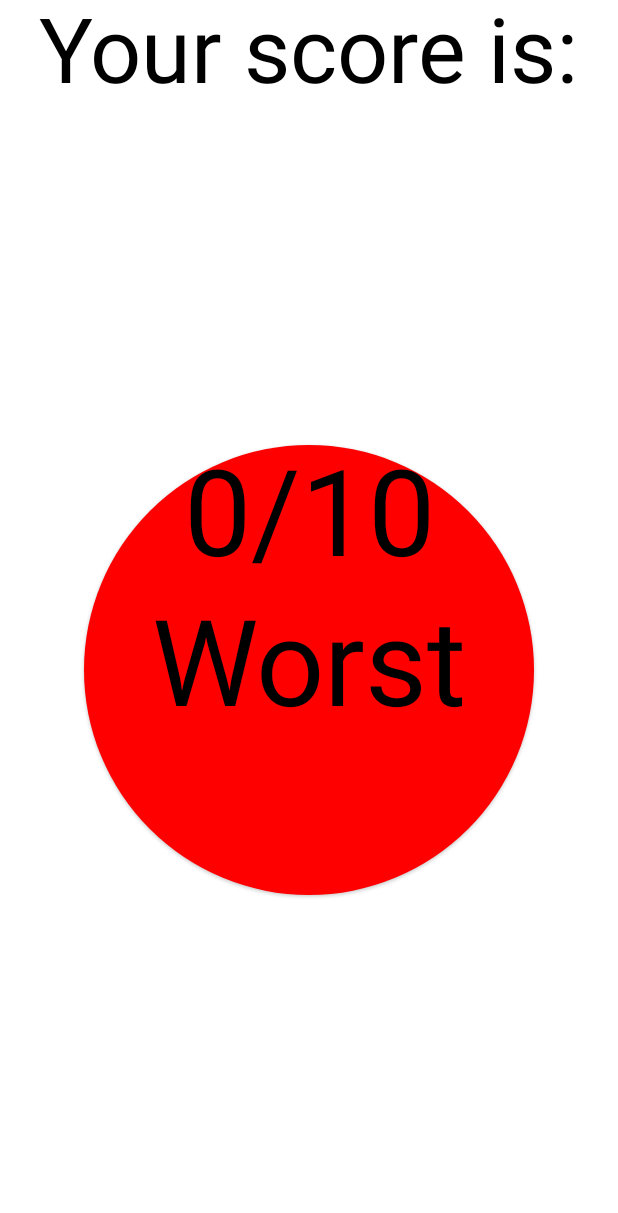
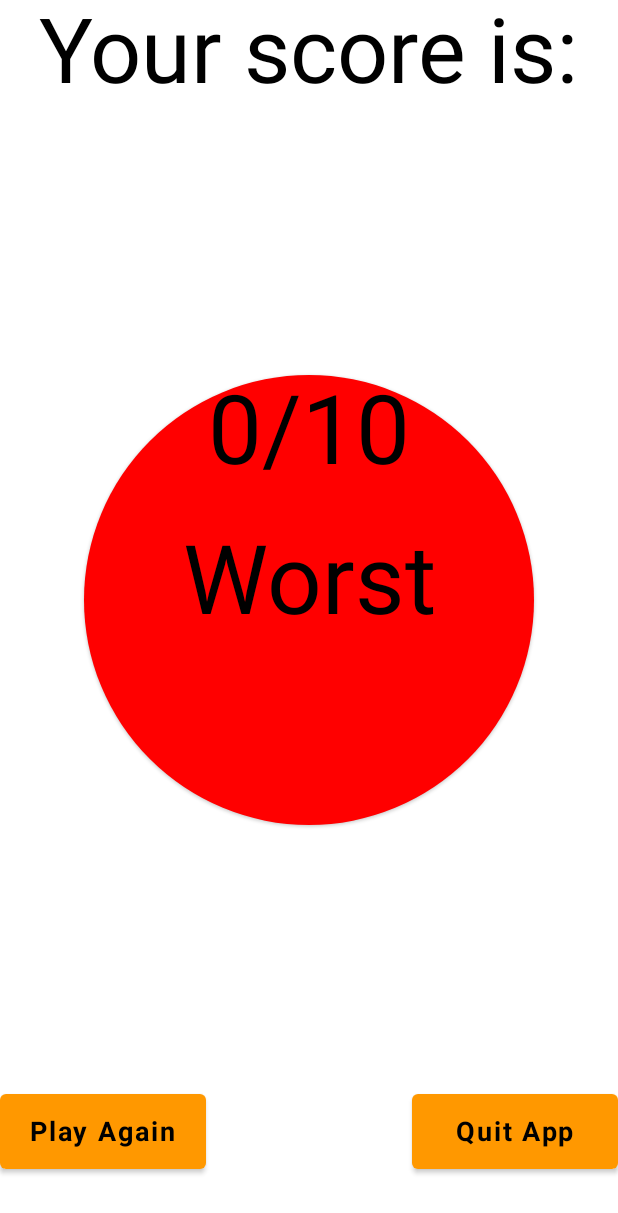
Before and after one commit to idos1234/QuizGame, an Android app built with Jetpack Compose: the @Preview function Finalscorepreview0, on a phone screen of 412 x 824 dp. Shown: the top 1213 px of the screen. Run offline under Robolectric (Android 15) with nearby library versions, the phone set to English and light mode, and no system bars; our stand-ins replace window size class.

Commit message:
Adding "Play again" button and "Quit App" button

```diff
--- a/app/src/main/java/com/example/quizgame/ui/GameScreen.kt
+++ b/app/src/main/java/com/example/quizgame/ui/GameScreen.kt
@@ -13,13 +13,14 @@ import androidx.compose.ui.unit.Dp
 import androidx.compose.ui.unit.TextUnit
 import androidx.compose.ui.unit.dp
 import androidx.compose.ui.unit.sp
+import androidx.lifecycle.viewmodel.compose.viewModel
 import com.example.quizgame.data.questions
 import com.example.quizgame.ui.theme.Secondary
 import com.example.quizgame.ui.theme.background
 import com.example.quizgame.ui.theme.buttonColor
 
 @Composable
-fun GameScreen(AfterTenTimes: () -> Unit, viewModel: QuizViewModel = QuizViewModel(), onCorrectAnswer: () -> Unit, windowSize: WindowWidthSizeClass) {
+fun GameScreen(viewModel: QuizViewModel = viewModel(), AfterTenTimes: () -> Unit, onCorrectAnswer: () -> Unit, windowSize: WindowWidthSizeClass) {
     val textSize: TextUnit = when (windowSize) {
         WindowWidthSizeClass.Compact -> 30.sp
         WindowWidthSizeClass.Medium -> 50.sp
@@ -82,6 +83,7 @@ fun GameScreen(AfterTenTimes: () -> Unit, viewModel: QuizViewModel = QuizViewMod
                             onCorrectAnswer()
                             countWords++
                             if (countWords == 10) {
+                                viewModel.usedWords = mutableListOf()
                                 AfterTenTimes()
                             } else {
                                 randomQuestion = viewModel.makeRandomQuestion(randomQuestion)
@@ -95,6 +97,7 @@ fun GameScreen(AfterTenTimes: () -> Unit, viewModel: QuizViewModel = QuizViewMod
                         } else {
                             countWords++
                             if (countWords == 10) {
+                                viewModel.usedWords = mutableListOf()
                                 AfterTenTimes()
                             } else {
                                 randomQuestion = viewModel.makeRandomQuestion(randomQuestion)
@@ -103,6 +106,7 @@ fun GameScreen(AfterTenTimes: () -> Unit, viewModel: QuizViewModel = QuizViewMod
                                 answer3 = randomQuestion.answer3
                                 answer4 = randomQuestion.answer4
                                 options = listOf(answer1, answer2, answer3, answer4)
+
                             }
                         }
                     },
--- a/app/src/main/java/com/example/quizgame/ui/QuizViewModel.kt
+++ b/app/src/main/java/com/example/quizgame/ui/QuizViewModel.kt
@@ -1,10 +1,11 @@
 package com.example.quizgame.ui
 
+import androidx.lifecycle.ViewModel
 import com.example.quizgame.data.Questions
 import com.example.quizgame.data.questions
 
-class QuizViewModel {
-    private var usedWords: MutableList<Questions> = mutableListOf()
+class QuizViewModel: ViewModel() {
+    var usedWords: MutableList<Questions> = mutableListOf()
 
 
 
--- a/app/src/main/java/com/example/quizgame/ui/finalScore.kt
+++ b/app/src/main/java/com/example/quizgame/ui/finalScore.kt
@@ -1,6 +1,8 @@
 package com.example.quizgame.ui
 
 import androidx.compose.foundation.layout.*
+import androidx.compose.material.Button
+import androidx.compose.material.ButtonDefaults
 import androidx.compose.material.Card
 import androidx.compose.material.Text
 import androidx.compose.material3.windowsizeclass.WindowWidthSizeClass
@@ -8,15 +10,19 @@ import androidx.compose.runtime.Composable
 import androidx.compose.ui.Alignment
 import androidx.compose.ui.Modifier
 import androidx.compose.ui.graphics.Color
+import androidx.compose.ui.text.font.FontWeight
 import androidx.compose.ui.tooling.preview.Preview
 import androidx.compose.ui.unit.Dp
 import androidx.compose.ui.unit.TextUnit
 import androidx.compose.ui.unit.dp
 import androidx.compose.ui.unit.sp
 import com.example.quizgame.ui.theme.Shapes
+import com.example.quizgame.ui.theme.buttonColor
+import java.util.*
+import kotlin.concurrent.schedule
 
 @Composable
-fun finalScore(score: Int, windowSize: WindowWidthSizeClass = WindowWidthSizeClass.Compact) {
+fun finalScore(score: Int, windowSize: WindowWidthSizeClass = WindowWidthSizeClass.Compact, onPlayAgain: () -> Unit = {}, nullifyScore: () -> Unit = {}) {
 
     val color: Color = when(score) {
         1 -> com.example.quizgame.ui.theme.score_1
@@ -54,24 +60,37 @@ fun finalScore(score: Int, windowSize: WindowWidthSizeClass = WindowWidthSizeCla
     }
 
     val textSize: TextUnit = when (windowSize) {
-        WindowWidthSizeClass.Compact -> 80.sp
+        WindowWidthSizeClass.Compact -> 64.sp
         WindowWidthSizeClass.Medium -> 100.sp
         WindowWidthSizeClass.Expanded -> 110.sp
         else -> 110.sp
     }
 
-    val ButtonSize: Dp = when (windowSize) {
+    val CardSize: Dp = when (windowSize) {
         WindowWidthSizeClass.Compact -> 300.dp
         WindowWidthSizeClass.Medium -> 400.dp
         WindowWidthSizeClass.Expanded -> 450.dp
         else -> 450.dp
     }
 
+    val ButtonTextSize: TextUnit = when (windowSize) {
+        WindowWidthSizeClass.Compact -> 18.sp
+        WindowWidthSizeClass.Medium -> 35.sp
+        WindowWidthSizeClass.Expanded -> 50.sp
+        else -> 50.sp
+    }
+    val ButtonHeight: Dp = when (windowSize) {
+        WindowWidthSizeClass.Compact -> 50.dp
+        WindowWidthSizeClass.Medium -> 70.dp
+        WindowWidthSizeClass.Expanded -> 80.dp
+        else -> 80.dp
+    }
+
     Box(modifier = Modifier.fillMaxSize(), contentAlignment = Alignment.Center) {
         Column(horizontalAlignment = Alignment.CenterHorizontally) {
             Text("Your score is:", fontSize = TitleSize)
             Spacer(modifier = Modifier.weight(2f))
-            Card(shape = Shapes.large, backgroundColor = color, modifier = Modifier.size(ButtonSize)) {
+            Card(shape = Shapes.large, backgroundColor = color, modifier = Modifier.size(CardSize)) {
                 Column(horizontalAlignment = Alignment.CenterHorizontally) {
                     Text(text = "${score}/10", color = Color.Black, fontSize = textSize, modifier = Modifier.weight(1f))
                     Text(text = text, color = Color.Black, fontSize = textSize, modifier = Modifier.weight(1f))
@@ -79,6 +98,34 @@ fun finalScore(score: Int, windowSize: WindowWidthSizeClass = WindowWidthSizeCla
                 }
             }
             Spacer(modifier = Modifier.weight(2f))
+            Row(verticalAlignment = Alignment.CenterVertically) {
+                Button(
+                    onClick =
+                    {
+                        onPlayAgain()
+                        Timer().schedule(500) {nullifyScore()}
+                    },
+                    colors = ButtonDefaults.buttonColors(buttonColor),
+                    modifier = Modifier
+                        .height(ButtonHeight)
+                        .weight(1f))
+                {
+                    Text(text = "Play Again", fontSize = ButtonTextSize, fontWeight = FontWeight.Bold)
+                }
+
+                Spacer(modifier = Modifier.weight(1f))
+
+                Button(
+                    onClick = {System.exit(0)},
+                    colors = ButtonDefaults.buttonColors(buttonColor),
+                    modifier = Modifier
+                        .height(ButtonHeight)
+                        .weight(1f))
+                {
+                    Text(text = "Quit App", fontSize = ButtonTextSize, fontWeight = FontWeight.Bold)
+                }
+            }
+            Spacer(modifier = Modifier.weight(0.5f))
         }
     }
 }
```
Also changed, not shown: app/src/main/java/com/example/quizgame/ui/QuizApp.kt (+12 -2 lines).
